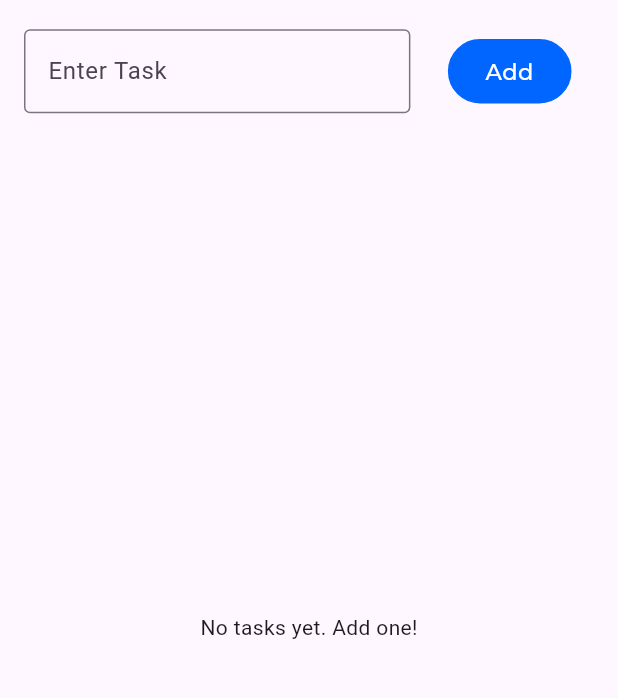
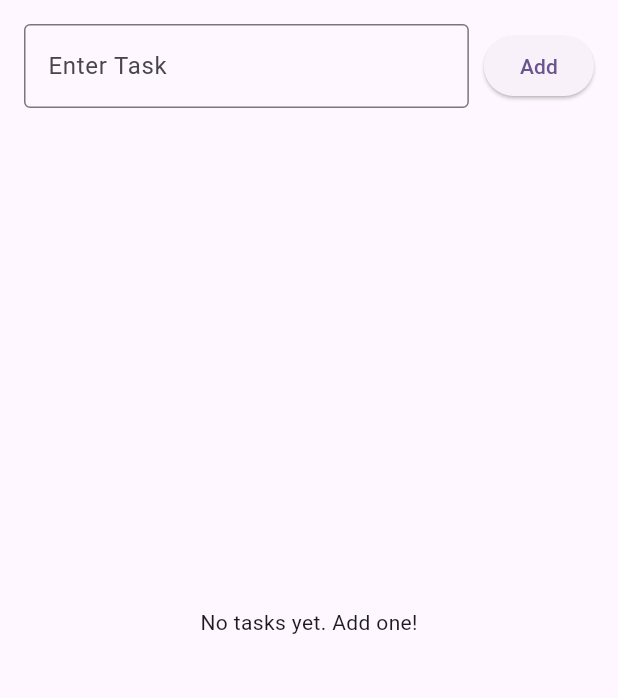
Before and after one commit to Kumarianushka79701/ToDoChecklistProject, a Flutter app: the screen it shows after launch, after a tap on "Add", on a phone screen of 412 x 824 dp, the part 105-803 px from its top. Run offline on Flutter 3.47's test engine with Material 3 defaults, Android fonts, the phone set to English and light mode, and no system bars; our stand-ins replace google_fonts.

Commit message:
checklist changes

```diff
--- a/todoapp/lib/main.dart
+++ b/todoapp/lib/main.dart
@@ -4,34 +4,23 @@ import 'package:todoapp/modules/todochecklistPage/provider/todo_provider.dart';
 import 'package:todoapp/splash_screen_view.dart';
 
 void main() {
-  runApp(
-
-    MultiProvider(
-      providers: [
-        // ChangeNotifierProvider(create: (_) => LoginProvider()),
+  runApp(MultiProvider(providers: [
     ChangeNotifierProvider(create: (_) => TodoProvider()),
-
-
-      ],
-
-    child: const MyApp()));
+  ], child: const MyApp()));
 }
 
 class MyApp extends StatelessWidget {
   const MyApp({super.key});
 
-  // This widget is the root of your application.
   @override
   Widget build(BuildContext context) {
     return MaterialApp(
         debugShowCheckedModeBanner: false,
-      title: 'Flutter Demo',
+        title: 'ToDo List',
         theme: ThemeData(
-
           colorScheme: ColorScheme.fromSeed(seedColor: Colors.deepPurple),
           useMaterial3: true,
         ),
-      home: const SplashScreen()
-    );
+        home: const SplashScreen());
   }
 }
--- a/todoapp/lib/modules/todochecklistPage/views/todo_view.dart
+++ b/todoapp/lib/modules/todochecklistPage/views/todo_view.dart
@@ -2,7 +2,6 @@ import 'package:flutter/material.dart';
 import 'package:provider/provider.dart';
 import 'package:todoapp/modules/todochecklistPage/provider/todo_provider.dart';
 import 'package:todoapp/utils/colors.dart';
-import 'package:todoapp/widgets/button.dart';
 import 'package:todoapp/widgets/common_appbar.dart';
 import 'package:todoapp/widgets/text_widget.dart';
 
@@ -11,7 +10,6 @@ class ToDoListPage extends StatelessWidget {
 
   @override
   Widget build(BuildContext context) {
-    final width = MediaQuery.of(context).size.width;
     final todoProvider = Provider.of<TodoProvider>(context, listen: false);
     final taskController = TextEditingController();
 
@@ -27,7 +25,6 @@ class ToDoListPage extends StatelessWidget {
             Row(
               children: [
                 Expanded(
-
                   child: TextField(
                     controller: taskController,
                     decoration: const InputDecoration(
@@ -37,14 +34,13 @@ class ToDoListPage extends StatelessWidget {
                   ),
                 ),
                 const SizedBox(width: 10),
-                Button(
-                  width: width * 0.2,
-                  label: "Add",
-                  onTap: () {
+                ElevatedButton(
+                  onPressed: () {
                     todoProvider.addTask(taskController.text);
                     taskController.clear();
                   },
-                )
+                  child: const Text('Add'),
+                ),
               ],
             ),
             const SizedBox(height: 20),
@@ -73,10 +69,24 @@ class ToDoListPage extends StatelessWidget {
                                   onChanged: (_) =>
                                       provider.toggleTaskCompletion(index),
                                 ),
-                                trailing: IconButton(
-                                  icon: const Icon(Icons.delete,
-                                      color: Colors.red),
-                                  onPressed: () => provider.deleteTask(index),
+                                trailing: Row(
+                                  mainAxisSize: MainAxisSize.min,
+                                  children: [
+                                    Icon(
+                                      task['isComplete']
+                                          ? Icons.check_circle
+                                          : Icons.cancel,
+                                      color: task['isComplete']
+                                          ? Colors.green
+                                          : Colors.red,
+                                    ),
+                                    IconButton(
+                                      icon: const Icon(Icons.delete,
+                                          color: Colors.red),
+                                      onPressed: () =>
+                                          provider.deleteTask(index),
+                                    ),
+                                  ],
                                 ),
                               ),
                             );
@@ -91,7 +101,6 @@ class ToDoListPage extends StatelessWidget {
     );
   }
 }
-
 Widget getTodoListAppBarTitle(BuildContext context) {
   return const TextWidget(
     label: "To Do List",
--- a/todoapp/lib/utils/icons.dart
+++ b/todoapp/lib/utils/icons.dart
@@ -2,8 +2,4 @@ class AppIcons {
   static String baseImagePath = "assets/images/";
 
   static String logo = "${baseImagePath}todo_logo.png";
-
-
-
-
 }
--- a/todoapp/lib/widgets/text_widget.dart
+++ b/todoapp/lib/widgets/text_widget.dart
@@ -16,7 +16,6 @@ class TextWidget extends StatelessWidget {
   final bool isUnderLine;
   final int maxlines;
 
-
   const TextWidget(
       {super.key,
       this.label = '',
@@ -29,8 +28,7 @@ class TextWidget extends StatelessWidget {
       this.isUnderLine = false,
       this.isRoboto = false,
       this.isMontserrat = false,
-        this.maxlines = 20})
-     ;
+      this.maxlines = 20});
 
   @override
   Widget build(BuildContext context) {
```
Also changed, not shown: todoapp/lib/widgets/common_appbar.dart (+4 -6 lines). Lines whose indentation alone changed are shown as unchanged.
